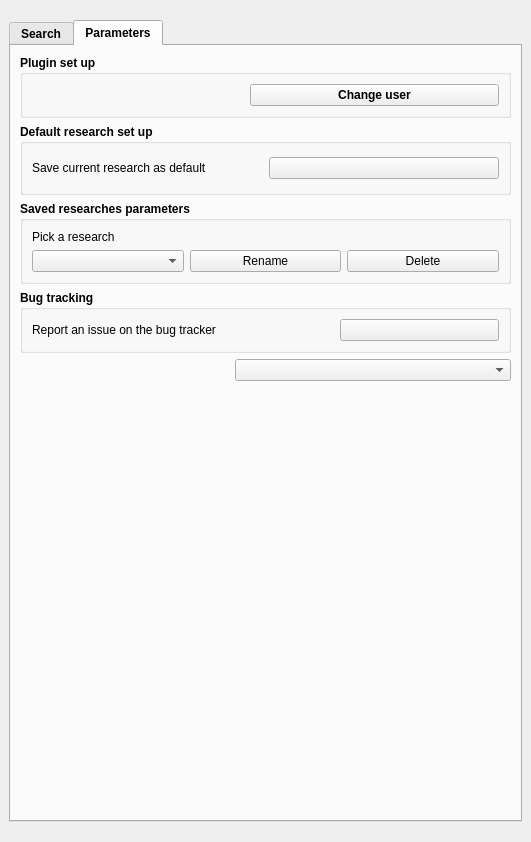
The window that ui/isogeo_dockwidget_base.ui (isogeo/isogeo-plugin-qgis) describes before a commit, drawn with Qt 5.
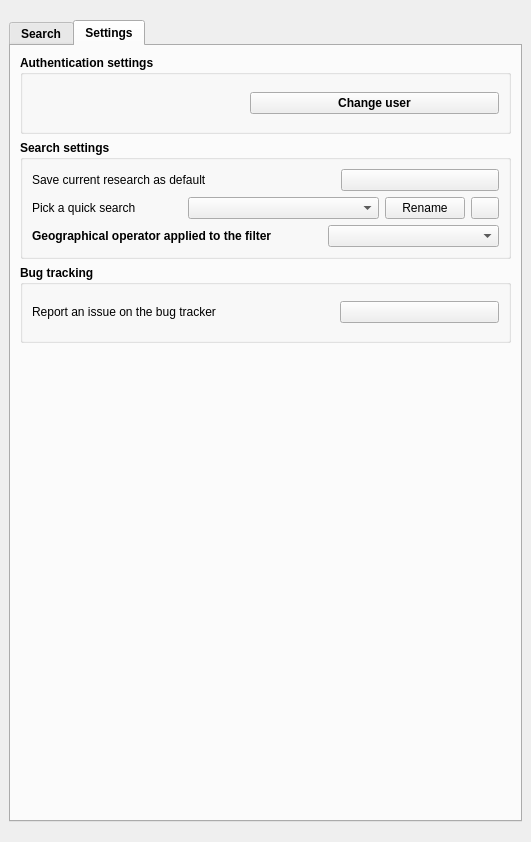
The same window after the commit. The open tabs and pages were chosen to show the change. Icons and pictures are not drawn. Custom widgets are drawn as their Qt base class.

Commit message: GUI fixes in the Settings tab

Diff of the .ui file:
```diff
--- a/ui/isogeo_dockwidget_base.ui
+++ b/ui/isogeo_dockwidget_base.ui
@@ -825,13 +825,13 @@
          <normaloff>:/plugins/Isogeo/resources/gear.png</normaloff>:/plugins/Isogeo/resources/gear.png</iconset>
        </attribute>
        <attribute name="title">
-        <string>Parameters</string>
+        <string>Settings</string>
        </attribute>
-       <layout class="QGridLayout" name="gridLayout_4">
+       <layout class="QGridLayout" name="gridLayout_7">
         <item row="0" column="0">
          <widget class="QGroupBox" name="groupBox">
           <property name="title">
-           <string>Plugin set up</string>
+           <string>Authentication settings</string>
           </property>
           <layout class="QGridLayout" name="gridLayout_6">
            <item row="0" column="0">
@@ -869,9 +869,13 @@
            </size>
           </property>
           <property name="title">
-           <string>Default research set up</string>
+           <string>Search settings</string>
           </property>
-          <layout class="QGridLayout" name="gridLayout_7">
+          <layout class="QGridLayout" name="gridLayout_5">
+           <item row="0" column="0">
+            <layout class="QVBoxLayout" name="verticalLayout_10">
+             <item>
+              <layout class="QGridLayout" name="gridLayout_4">
            <item row="0" column="0">
             <widget class="QLabel" name="label_20">
              <property name="font">
@@ -886,7 +890,29 @@
             </widget>
            </item>
            <item row="0" column="1">
+                <spacer name="horizontalSpacer_14">
+                 <property name="orientation">
+                  <enum>Qt::Horizontal</enum>
+                 </property>
+                 <property name="sizeType">
+                  <enum>QSizePolicy::Fixed</enum>
+                 </property>
+                 <property name="sizeHint" stdset="0">
+                  <size>
+                   <width>128</width>
+                   <height>20</height>
+                  </size>
+                 </property>
+                </spacer>
+               </item>
+               <item row="0" column="2">
             <widget class="QPushButton" name="btn_default">
+                 <property name="minimumSize">
+                  <size>
+                   <width>71</width>
+                   <height>0</height>
+                  </size>
+                 </property>
              <property name="text">
               <string/>
              </property>
@@ -897,15 +923,10 @@
             </widget>
            </item>
           </layout>
-         </widget>
-        </item>
-        <item row="2" column="0">
-         <widget class="QGroupBox" name="groupBox_3">
-          <property name="title">
-           <string>Saved researches parameters</string>
-          </property>
-          <layout class="QGridLayout" name="gridLayout_8">
-           <item row="0" column="0">
+             </item>
+             <item>
+              <layout class="QHBoxLayout" name="horizontalLayout_18">
+               <item>
             <widget class="QLabel" name="label_16">
              <property name="font">
               <font>
@@ -914,14 +935,34 @@
               </font>
              </property>
              <property name="text">
-              <string>Pick a research</string>
+                  <string>Pick a quick search</string>
              </property>
             </widget>
            </item>
-           <item row="1" column="0">
-            <widget class="QComboBox" name="cbb_modify_sr"/>
-           </item>
-           <item row="1" column="1">
+               <item>
+                <spacer name="horizontalSpacer_9">
+                 <property name="orientation">
+                  <enum>Qt::Horizontal</enum>
+                 </property>
+                 <property name="sizeHint" stdset="0">
+                  <size>
+                   <width>40</width>
+                   <height>20</height>
+                  </size>
+                 </property>
+                </spacer>
+               </item>
+               <item>
+                <widget class="QComboBox" name="cbb_modify_sr">
+                 <property name="minimumSize">
+                  <size>
+                   <width>191</width>
+                   <height>0</height>
+                  </size>
+                 </property>
+                </widget>
+               </item>
+               <item>
             <widget class="QPushButton" name="btn_rename_sr">
              <property name="font">
               <font>
@@ -934,8 +975,14 @@
              </property>
             </widget>
            </item>
-           <item row="1" column="2">
+               <item>
             <widget class="QPushButton" name="btn_delete_sr">
+                 <property name="maximumSize">
+                  <size>
+                   <width>28</width>
+                   <height>16777215</height>
+                  </size>
+                 </property>
              <property name="font">
               <font>
                <weight>50</weight>
@@ -943,14 +990,56 @@
               </font>
              </property>
              <property name="text">
-              <string>Delete</string>
-             </property>
+                  <string/>
+                 </property>
+                 <property name="icon">
+                  <iconset resource="../resources.qrc">
+                   <normaloff>:/plugins/Isogeo/resources/trash.png</normaloff>:/plugins/Isogeo/resources/trash.png</iconset>
+                 </property>
             </widget>
            </item>
           </layout>
-         </widget>
-        </item>
-        <item row="3" column="0">
+             </item>
+             <item>
+              <layout class="QHBoxLayout" name="horizontalLayout_20">
+               <item>
+                <widget class="QLabel" name="label_15">
+                 <property name="text">
+                  <string>Geographical operator applied to the filter</string>
+                 </property>
+                </widget>
+               </item>
+               <item>
+                <spacer name="horizontalSpacer_16">
+                 <property name="orientation">
+                  <enum>Qt::Horizontal</enum>
+                 </property>
+                 <property name="sizeHint" stdset="0">
+                  <size>
+                   <width>40</width>
+                   <height>20</height>
+                  </size>
+                 </property>
+                </spacer>
+               </item>
+               <item>
+                <widget class="QComboBox" name="cbb_geo_op">
+                 <property name="minimumSize">
+                  <size>
+                   <width>171</width>
+                   <height>0</height>
+                  </size>
+                 </property>
+                </widget>
+               </item>
+              </layout>
+             </item>
+            </layout>
+           </item>
+          </layout>
+         </widget>
+        </item>
+        <item row="2" column="0">
          <widget class="QGroupBox" name="groupBox_4">
           <property name="title">
            <string>Bug tracking</string>
@@ -999,30 +1088,7 @@
           </layout>
          </widget>
         </item>
-        <item row="4" column="0">
-         <layout class="QHBoxLayout" name="horizontalLayout_18">
-          <item>
-           <spacer name="horizontalSpacer_14">
-            <property name="orientation">
-             <enum>Qt::Horizontal</enum>
-            </property>
-            <property name="sizeType">
-             <enum>QSizePolicy::Fixed</enum>
-            </property>
-            <property name="sizeHint" stdset="0">
-             <size>
-              <width>215</width>
-              <height>20</height>
-             </size>
-            </property>
-           </spacer>
-          </item>
-          <item>
-           <widget class="QComboBox" name="cbb_geo_op"/>
-          </item>
-         </layout>
-        </item>
-        <item row="5" column="0">
+        <item row="3" column="0">
          <spacer name="verticalSpacer">
           <property name="orientation">
            <enum>Qt::Vertical</enum>
@@ -1033,7 +1099,7 @@
           <property name="sizeHint" stdset="0">
            <size>
             <width>20</width>
-            <height>444</height>
+            <height>468</height>
            </size>
           </property>
          </spacer>
```
Left out of the diff: 4 changed lines with no effect on the pictures. Lines whose indentation alone changed are shown as unchanged. The commit also changes 8 other files.
